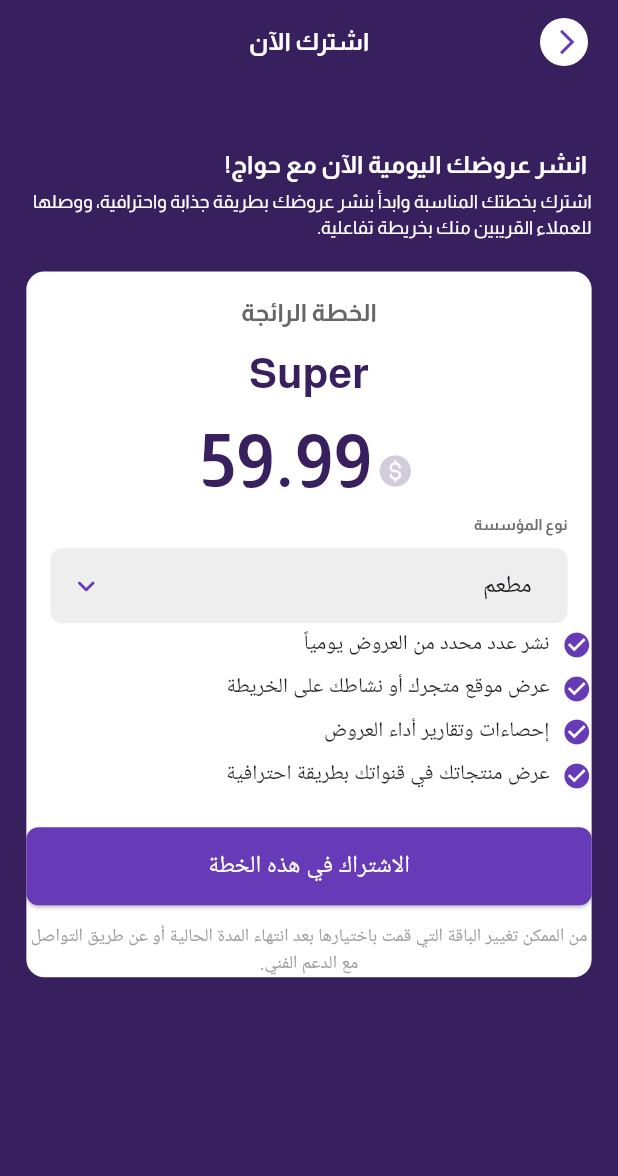
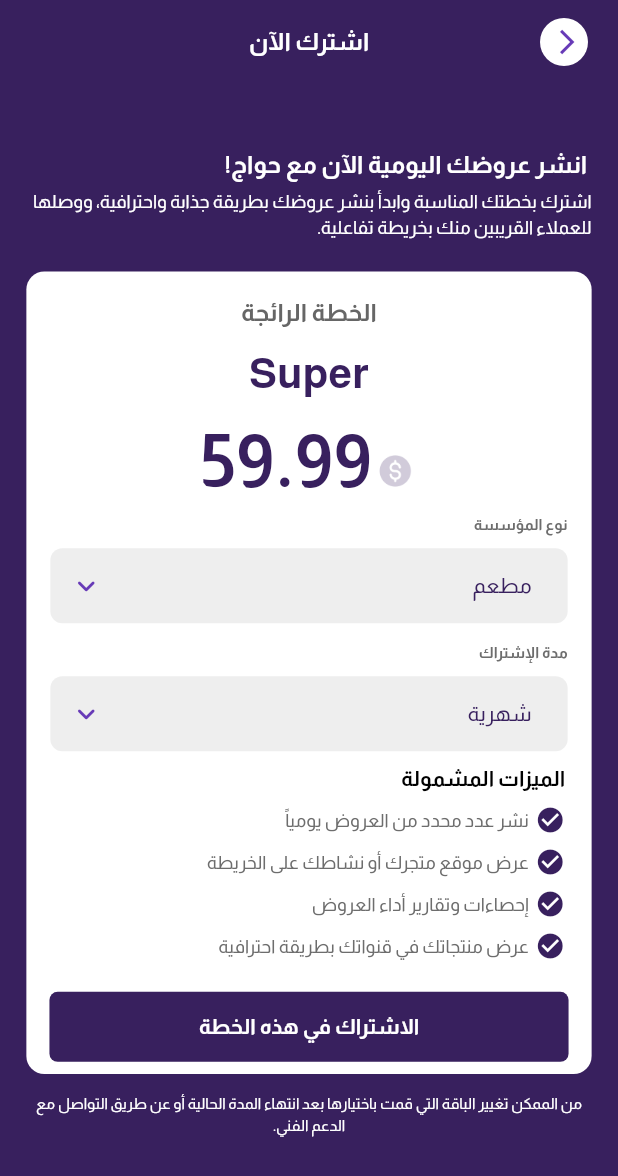
Before and after one commit to OsamaAyesh/hawaj, a Flutter app: the screen it shows after launch, on a phone screen of 412 x 824 dp. Shown: the top 1176 px of the screen. Run offline on Flutter 3.47's test engine with Material 3 defaults, Android fonts, the phone set to English and light mode, and no system bars; drawn by our look-alikes of dropdown_button2; our stand-ins replace dartz, device_preview, dio, dotted_border, easy_localization, flutter_animate and 9 more; missing offline and left inert: google_speech; generated files the repository leaves out were written again; project files that could hold a hidden picture were left out.

Commit message:
Complete Information Screen With Update Some Widgets Ui

```diff
--- a/lib/features/common/common_widgets/subscription_screen_widgets/label_drop_down_subscription_widget.dart
+++ b/lib/features/common/common_widgets/subscription_screen_widgets/label_drop_down_subscription_widget.dart
@@ -47,16 +47,23 @@ class LabelDropDownSubscriptionWidget<T> extends StatelessWidget {
               isExpanded: true,
               value: value,
               hint: Align(
-                alignment:
-                    isArabic ? Alignment.centerRight : Alignment.centerLeft,
+                alignment: isArabic ? Alignment.centerRight : Alignment.centerLeft,
                 child: Text(
                   hint,
-                  style:
-                 getRegularTextStyle(fontSize: ManagerFontSize.s14, color: ManagerColors.titleDropDownSubscriptionWidget)
+                  style: getRegularTextStyle(
+                    fontSize: ManagerFontSize.s14,
+                    color: ManagerColors.titleDropDownSubscriptionWidget,
+                  ),
                 ),
               ),
               items: items,
               onChanged: onChanged,
+
+              /// ===== Style of Selected Value =====
+              style: getRegularTextStyle(
+                fontSize: ManagerFontSize.s14,
+                color: ManagerColors.primaryColor,
+              ),
 
               /// ===== Style of Button =====
               buttonStyleData: ButtonStyleData(
--- a/lib/features/providers/offers_provider/subscription_offer_provider/presentation/pages/subscription_offer_provider_screen.dart
+++ b/lib/features/providers/offers_provider/subscription_offer_provider/presentation/pages/subscription_offer_provider_screen.dart
@@ -1,6 +1,7 @@
 import 'package:app_mobile/core/resources/manager_colors.dart';
 import 'package:app_mobile/core/resources/manager_height.dart';
 import 'package:app_mobile/core/resources/manager_width.dart';
+import 'package:app_mobile/core/widgets/button_app.dart';
 import 'package:app_mobile/features/common/common_widgets/subscription_screen_widgets/title_plan_name_widget.dart';
 import 'package:flutter/material.dart';
 import 'package:get/get.dart'; // مهم لاستعمال Get.locale
@@ -19,7 +20,6 @@ class SubscriptionOfferProviderScreen extends StatelessWidget {
 
   @override
   Widget build(BuildContext context) {
-
     return SafeArea(
       child: Scaffold(
         backgroundColor: ManagerColors.primaryColor,
@@ -33,17 +33,29 @@ class SubscriptionOfferProviderScreen extends StatelessWidget {
           width: double.infinity,
           child: Padding(
             padding: EdgeInsets.symmetric(horizontal: ManagerWidth.w16),
+            child: SingleChildScrollView(
               child: Column(
-              crossAxisAlignment:
-              CrossAxisAlignment.start,
+                crossAxisAlignment: CrossAxisAlignment.start,
                 children: [
-                SizedBox(height: ManagerHeight.h42,),
+                  SizedBox(
+                    height: ManagerHeight.h42,
+                  ),
+
                   ///======== Title Widget Text ======
-                const TitleSubscriptionOfferProviderWidget(title: " انشر عروضك اليومية الآن مع حواج!"),
-                SizedBox(height: ManagerHeight.h4,),
+                  const TitleSubscriptionOfferProviderWidget(
+                      title: " انشر عروضك اليومية الآن مع حواج!"),
+                  SizedBox(
+                    height: ManagerHeight.h4,
+                  ),
+
                   ///======== Sub Title Text ======
-                const SubTitleSubscriptionOfferProviderWidget(subTitleString: 'اشترك بخطتك المناسبة وابدأ بنشر عروضك بطريقة جذابة واحترافية، ووصلها للعملاء القريبين منك بخريطة تفاعلية.',),
-                SizedBox(height: ManagerHeight.h21,),
+                  const SubTitleSubscriptionOfferProviderWidget(
+                    subTitleString:
+                        'اشترك بخطتك المناسبة وابدأ بنشر عروضك بطريقة جذابة واحترافية، ووصلها للعملاء القريبين منك بخريطة تفاعلية.',
+                  ),
+                  SizedBox(
+                    height: ManagerHeight.h21,
+                  ),
 
                   ///======= Container Choose Plan
                   Container(
@@ -54,10 +66,14 @@ class SubscriptionOfferProviderScreen extends StatelessWidget {
                     child: Column(
                       crossAxisAlignment: CrossAxisAlignment.center,
                       children: [
-                      SizedBox(height: ManagerHeight.h16,),
+                        SizedBox(
+                          height: ManagerHeight.h16,
+                        ),
 
                         /// ============ Plan Title  =============
-                      const TitleContainerWidget(title: 'الخطة الرائجة',),
+                        const TitleContainerWidget(
+                          title: 'الخطة الرائجة',
+                        ),
                         SizedBox(height: ManagerHeight.h8),
 
                         /// ============ Plan Name  =============
@@ -66,8 +82,9 @@ class SubscriptionOfferProviderScreen extends StatelessWidget {
                         SizedBox(height: ManagerHeight.h4),
 
                         /// ====== Price Plan Widget ========
-                      const RowWithDollarIconPriceWidget(pricePlan: '59.99',),
-
+                        const RowWithDollarIconPriceWidget(
+                          pricePlan: '59.99',
+                        ),
 
                         ///======= Drop Down Type  Company Widget =======
                         LabelDropDownSubscriptionWidget<String>(
@@ -76,7 +93,8 @@ class SubscriptionOfferProviderScreen extends StatelessWidget {
                           value: "مطعم",
                           items: const [
                             DropdownMenuItem(value: "مطعم", child: Text("مطعم")),
-                          DropdownMenuItem(value: "سوبرماركت", child: Text("سوبرماركت")),
+                            DropdownMenuItem(
+                                value: "سوبرماركت", child: Text("سوبرماركت")),
                             DropdownMenuItem(value: "مقهى", child: Text("مقهى")),
                           ],
                           onChanged: (val) {
@@ -84,57 +102,95 @@ class SubscriptionOfferProviderScreen extends StatelessWidget {
                           },
                         ),
 
-                      // Features List
-                      const FeatureItem(text: "نشر عدد محدد من العروض يومياً"),
-                      const FeatureItem(text: "عرض موقع متجرك أو نشاطك على الخريطة"),
-                      const FeatureItem(text: "إحصاءات وتقارير أداء العروض"),
-                      const FeatureItem(text: "عرض منتجاتك في قنواتك بطريقة احترافية"),
-                      const SizedBox(height: 20),
-                      // Subscribe Button
                         SizedBox(
-                        width: double.infinity,
-                        child: ElevatedButton(
-                          onPressed: () {},
-                          style: ElevatedButton.styleFrom(
-                            backgroundColor: Colors.deepPurple,
-                            padding: const EdgeInsets.symmetric(vertical: 14),
-                            shape: RoundedRectangleBorder(
-                              borderRadius: BorderRadius.circular(8),
+                          height: ManagerHeight.h12,
+                        ),
+
+                        ///======= Drop Down Type Plan Time =======
+                        LabelDropDownSubscriptionWidget<String>(
+                          label: "مدة الإشتراك",
+                          hint: "اختر مدة الإشتراك",
+                          value: "شهرية",
+                          items: const [
+                            DropdownMenuItem(
+                                value: "شهرية", child: Text("شهرية")),
+                            DropdownMenuItem(
+                                value: "سنوية", child: Text("سنوية")),
+                            DropdownMenuItem(
+                                value: "نصف سنوية", child: Text("نصف سنوية")),
+                          ],
+                          onChanged: (val) {
+                            print("تم الاختيار: $val");
+                          },
+                        ),
+
+                        ///========== Column With Padding 16 Feature
+                        Padding(
+                          padding:
+                              EdgeInsets.symmetric(horizontal: ManagerWidth.w16),
+                          child: Column(
+                            crossAxisAlignment: CrossAxisAlignment.start,
+                            children: [
+                              SizedBox(
+                                height: ManagerHeight.h8,
+                              ),
+                              Text(
+                                "الميزات المشمولة",
+                                style: getBoldTextStyle(
+                                  fontSize: ManagerFontSize.s14,
+                                  color: ManagerColors.black,
                                 ),
                               ),
-                          child: const Text(
-                            "الاشتراك في هذه الخطة",
-                            style: TextStyle(fontSize: 16, color: Colors.white),
+                              SizedBox(
+                                height: ManagerHeight.h4,
                               ),
+                              const FeatureItem(
+                                  text: "نشر عدد محدد من العروض يومياً"),
+                              const FeatureItem(
+                                  text: "عرض موقع متجرك أو نشاطك على الخريطة"),
+                              const FeatureItem(
+                                  text: "إحصاءات وتقارير أداء العروض"),
+                              const FeatureItem(
+                                  text: "عرض منتجاتك في قنواتك بطريقة احترافية"),
+                            ],
+                          ),
+                        ),
+
+                        SizedBox(height: ManagerHeight.h16),
+                        ButtonApp(
+                            title: "الاشتراك في هذه الخطة",
+                            onPressed: () {},
+                            paddingWidth: ManagerWidth.w14),
+                        SizedBox(height: ManagerHeight.h8),
+                      ],
                     ),
                   ),
                   const SizedBox(height: 12),
-                      // Note Text
-                      const Text(
+                  ///========== Text Hint
+                  Text(
                     "من الممكن تغيير الباقة التي قمت باختيارها بعد انتهاء المدة الحالية "
                     "أو عن طريق التواصل مع الدعم الفني.",
                     textAlign: TextAlign.center,
-                        style: TextStyle(fontSize: 12, color: Colors.grey),
-                      ),
-                    ],
+                    style: getRegularTextStyle(
+                      fontSize: ManagerFontSize.s10,
+                      color: ManagerColors.white,
                     ),
                   ),
                   const SizedBox(height: 20),
-
                 ],
               ),
             ),
           ),
-
+        ),
       ),
     );
   }
 }
 
-
 /// ===== Reusable Widget for Feature Item =====
 class FeatureItem extends StatelessWidget {
   final String text;
+
   const FeatureItem({super.key, required this.text});
 
   @override
@@ -143,12 +199,15 @@ class FeatureItem extends StatelessWidget {
       padding: const EdgeInsets.symmetric(vertical: 4),
       child: Row(
         children: [
-          const Icon(Icons.check_circle, color: Colors.deepPurple, size: 20),
-          const SizedBox(width: 8),
+          const Icon(Icons.check_circle,
+              color: ManagerColors.primaryColor, size: 20),
+          SizedBox(width: ManagerWidth.w4),
           Expanded(
             child: Text(
               text,
-              style: const TextStyle(fontSize: 14, color: Colors.black87),
+              style: getRegularTextStyle(
+                  fontSize: ManagerFontSize.s12,
+                  color: ManagerColors.titleDropDownSubscriptionWidget),
             ),
           ),
         ],
@@ -156,176 +215,3 @@ class FeatureItem extends StatelessWidget {
     );
   }
 }
-//body: Column(
-//           crossAxisAlignment: CrossAxisAlignment.start,
-//           children: [
-//             ///===== Title & Description =====
-//             Column(
-//               crossAxisAlignment: CrossAxisAlignment.start,
-//               children: [
-//                 TitleSubscriptionOfferProviderWidget(title: ' انشر عروضك اليومية الآن مع حواج!',)
-//               ],
-//             ),
-//             // ===== Title & Description =====
-//             // Padding(
-//             //   padding: const EdgeInsets.symmetric(horizontal: 20, vertical: 16),
-//             //   child: Column(
-//             //     crossAxisAlignment: CrossAxisAlignment.start,
-//             //     children: const [
-//             //       // Title
-//             //       Text(
-//             //         "اشترك الآن",
-//             //         style: TextStyle(
-//             //           color: Colors.white,
-//             //           fontSize: 20,
-//             //           fontWeight: FontWeight.bold,
-//             //         ),
-//             //       ),
-//             //       SizedBox(height: 12),
-//             //       // Subtitle
-//             //       Text(
-//             //         "انشر عروضك اليومية الآن مع حواج!\n"
-//             //             "اشترك بخطتك المناسبة وابدأ بنشر عروضك بطريقة ذكية واحترافية.\n"
-//             //             "ووصلها للعملاء القريبين منك بخريطة تفاعلية.",
-//             //         style: TextStyle(
-//             //           color: Colors.white70,
-//             //           fontSize: 14,
-//             //           height: 1.5,
-//             //         ),
-//             //       ),
-//             //     ],
-//             //   ),
-//             // ),
-//
-//             const SizedBox(height: 20),
-//             //
-//             // // ===== Plan Card =====
-//             // Container(
-//             //   margin: const EdgeInsets.symmetric(horizontal: 16),
-//             //   padding: const EdgeInsets.all(16),
-//             //   decoration: BoxDecoration(
-//             //     color: Colors.white,
-//             //     borderRadius: BorderRadius.circular(12),
-//             //   ),
-//             //   child: Column(
-//             //     crossAxisAlignment: CrossAxisAlignment.center,
-//             //     children: [
-//             //       // Plan Title
-//             //       const Text(
-//             //         "الخطة الرائجة",
-//             //         style: TextStyle(
-//             //           fontWeight: FontWeight.bold,
-//             //           fontSize: 18,
-//             //           color: Colors.black,
-//             //         ),
-//             //       ),
-//             //       const SizedBox(height: 10),
-//             //
-//             //       // Plan Name
-//             //       const Text(
-//             //         "Super",
-//             //         style: TextStyle(
-//             //           fontWeight: FontWeight.bold,
-//             //           fontSize: 20,
-//             //           color: Colors.deepPurple,
-//             //         ),
-//             //       ),
-//             //       const SizedBox(height: 5),
-//             //
-//             //       // Price
-//             //       const Text(
-//             //         "59.99 ₪",
-//             //         style: TextStyle(
-//             //           fontWeight: FontWeight.bold,
-//             //           fontSize: 24,
-//             //           color: Colors.black,
-//             //         ),
-//             //       ),
-//             //
-//             //       const SizedBox(height: 20),
-//             //
-//             //       // Dropdown: نوع المؤسسة
-//             //       DropdownButtonFormField<String>(
-//             //         value: "مطعم",
-//             //         items: const [
-//             //           DropdownMenuItem(value: "مطعم", child: Text("مطعم")),
-//             //           DropdownMenuItem(value: "سوبرماركت", child: Text("سوبرماركت")),
-//             //         ],
-//             //         onChanged: (val) {},
-//             //         decoration: const InputDecoration(
-//             //           labelText: "نوع المؤسسة",
-//             //           border: OutlineInputBorder(),
-//             //         ),
-//             //       ),
-//             //       const SizedBox(height: 15),
-//             //
-//             //       // Dropdown: مدة الاشتراك
-//             //       DropdownButtonFormField<String>(
-//             //         value: "شهرية",
-//             //         items: const [
-//             //           DropdownMenuItem(value: "شهرية", child: Text("شهرية")),
-//             //           DropdownMenuItem(value: "سنوية", child: Text("سنوية")),
-//             //         ],
-//             //         onChanged: (val) {},
-//             //         decoration: const InputDecoration(
-//             //           labelText: "مدة الاشتراك",
-//             //           border: OutlineInputBorder(),
-//             //         ),
-//             //       ),
-//             //
-//             //       const SizedBox(height: 20),
-//             //
-//             //       // Features Title
-//             //       const Align(
-//             //         alignment: Alignment.centerRight,
-//             //         child: Text(
-//             //           "القطاعات المشمولة",
-//             //           style: TextStyle(
-//             //             fontWeight: FontWeight.bold,
-//             //             fontSize: 15,
-//             //           ),
-//             //         ),
-//             //       ),
-//             //       const SizedBox(height: 10),
-//             //
-//             //       // Features List
-//             //       const FeatureItem(text: "نشر عدد محدد من العروض يومياً"),
-//             //       const FeatureItem(text: "عرض موقع متجرك أو نشاطك على الخريطة"),
-//             //       const FeatureItem(text: "إحصاءات وتقارير أداء العروض"),
-//             //       const FeatureItem(text: "عرض منتجاتك في قنواتك بطريقة احترافية"),
-//             //
-//             //       const SizedBox(height: 20),
-//             //
-//             //       // Subscribe Button
-//             //       SizedBox(
-//             //         width: double.infinity,
-//             //         child: ElevatedButton(
-//             //           onPressed: () {},
-//             //           style: ElevatedButton.styleFrom(
-//             //             backgroundColor: Colors.deepPurple,
-//             //             padding: const EdgeInsets.symmetric(vertical: 14),
-//             //             shape: RoundedRectangleBorder(
-//             //               borderRadius: BorderRadius.circular(8),
-//             //             ),
-//             //           ),
-//             //           child: const Text(
-//             //             "الاشتراك في هذه الخطة",
-//             //             style: TextStyle(fontSize: 16, color: Colors.white),
-//             //           ),
-//             //         ),
-//             //       ),
-//             //       const SizedBox(height: 12),
-//             //
-//             //       // Note Text
-//             //       const Text(
-//             //         "من الممكن تغيير الباقة التي قمت باختيارها بعد انتهاء المدة الحالية "
-//             //             "أو عن طريق التواصل مع الدعم الفني.",
-//             //         textAlign: TextAlign.center,
-//             //         style: TextStyle(fontSize: 12, color: Colors.grey),
-//             //       ),
-//             //     ],
-//             //   ),
-//             // ),
-//             // const SizedBox(height: 20),
-//           ],
-//         ),
```
Lines whose indentation alone changed are shown as unchanged.
